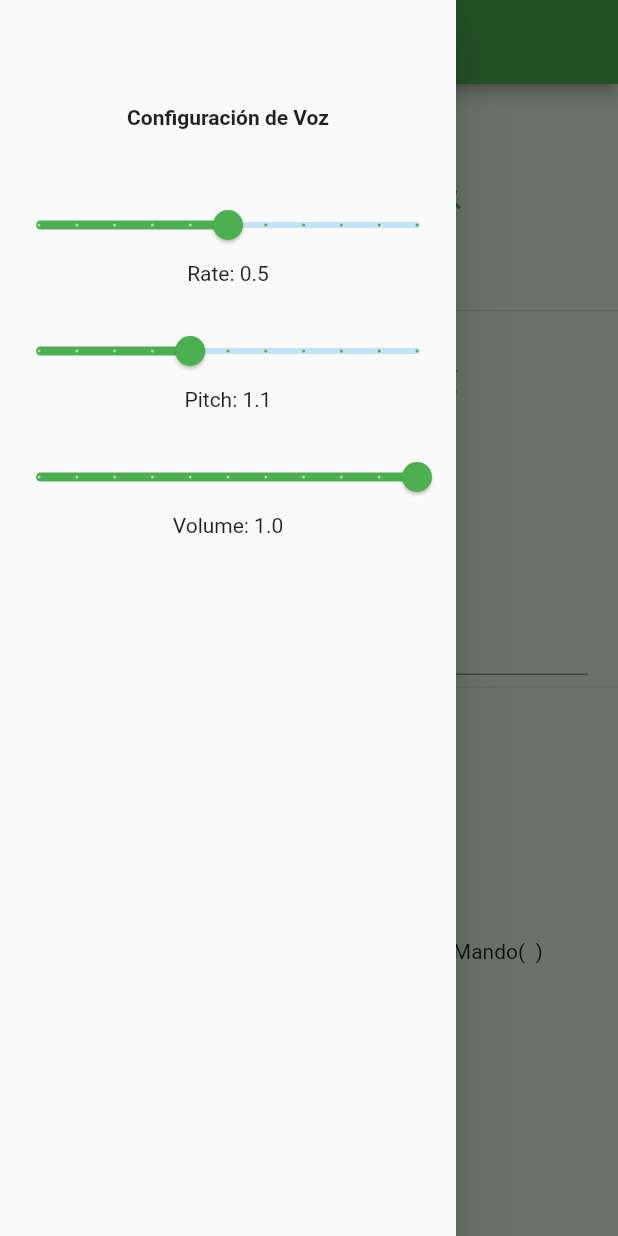
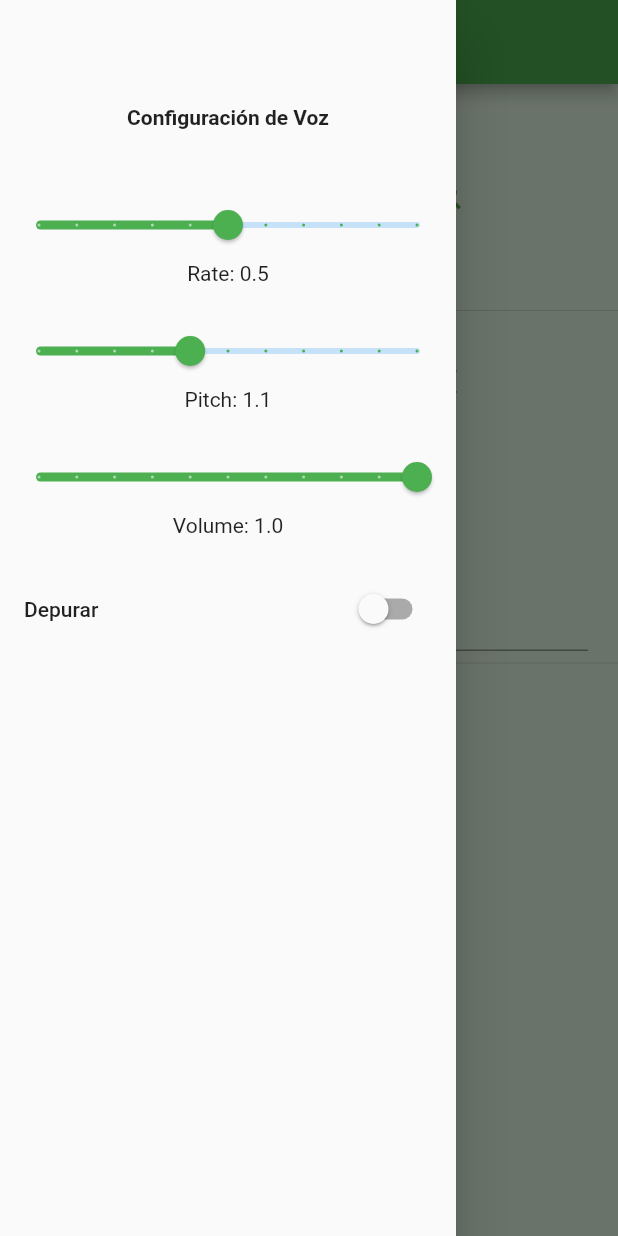
Before and after one commit to rrojas88/flut_voz, a Flutter app: the screen it shows after launch, in the side drawer, after a tap on the "play arrow" icon, on a phone screen of 412 x 824 dp. Run offline on Flutter 3.47's test engine with Material 2 defaults, Android fonts, the phone set to English and light mode, and no system bars; our stand-ins replace flutter_tts, speech_to_text; statements that could not run were skipped.

Commit message:
Otras correcciones

```diff
--- a/lib/ui/Yobi.dart
+++ b/lib/ui/Yobi.dart
@@ -1,6 +1,5 @@
 
 import 'package:flut_voz/ui/Mandos.dart';
-import 'package:flut_voz/ui/Funciones.dart';
 
 class Yobi {
   bool oye = false;
@@ -24,19 +23,14 @@ class Yobi {
     _texto += '';
     texto = _texto.trim().toLowerCase();
 
-    //List <Map <String, dynamic>> mandos = mandos;
-
-    // Verificar primero si CANCELA
     if( texto.contains( new RegExp(r'(cancelar todo)|(parar todo)') ) ){
       print('Cancelada la ejecucion de la TAREA !!!');
-      //mando = mandos.elementAt( 1 ); // fin_app
       mando = clonarMando( mandos.elementAt(1) ); // fin_app
       accion = mando['accion'];
       ejecutaMando(  );
       return;
     }
     else {
-
       bool hayAccion = false;
 
       /// Hay Mando.. recepción de Parametros
@@ -49,17 +43,14 @@ class Yobi {
       else {
         for( Map m in mandos ){
           List <String> claves = m['claves'].split('|');
-          //print('__> recorreMandos..');
           log('__> recorreMandos..');
 
           if( ! hayAccion ){
 
             for( String clave in claves ){
               //print('__> recorreClaves: $clave');
-
               if( accion == '' ){
                 if( texto.contains( clave ) ){
-                  // Encontrada la Clave
                   print( '__> Encontrada accion: ' + m['accion'] );
                   log( '__> Encontrada accion: ' + m['accion'] );
                   mando = clonarMando( m );
@@ -72,7 +63,6 @@ class Yobi {
               else{ // Hay una opcion Seleccionada
                 // No DIJO NADA
                 if( texto.trim() == '' ){
-                  //mando = mandos.elementAt(0); // algo_mas
                   mando = clonarMando( mandos.elementAt(0) ); // algo_mas
                   accion = mando['accion'];
                   break;
@@ -104,8 +94,7 @@ class Yobi {
   void ejecutaMando(  ){
     print("\n"+'== == == == == == == == == == >> ejecutaMando(  )');
     log('== == == == == == == == == == >> ejecutaMando(  )');
-    print('TEXTO: "$texto", del MANDO =>');
-    print(mando);
+
     pideMas = false;
 
     if( mando['paso'] == 0 ){
@@ -171,17 +160,8 @@ class Yobi {
     mandoX.forEach((clave, valor){
       clon.addAll({ clave: valor });
     });
-    //print("\n mandoX Clonado !!!!!!!!!!!!!!!!!!!!!!!!!!"); print(mandoX);
     return clon;
   }
-
-
-  String toString() => "Cant:${mandos.length} \n" + mandos.toString();
-
-  void verMandos(){
-    print( "Cant:${mandos.length} \n" + mandos.toString() );
-  }
-
 
 }
 
--- a/lib/ui/index.dart
+++ b/lib/ui/index.dart
@@ -8,11 +8,9 @@ import 'package:speech_to_text/speech_to_text.dart';
 import 'package:flutter_tts/flutter_tts.dart';
 
 import 'package:flut_voz/ui/setting.dart';
-//import 'package:flut_voz/ui/Funciones.dart';
 import 'package:flut_voz/ui/Yobi.dart';
 
 class Home extends StatefulWidget {
-  //Home({Key key}) : super(key: key);
 
   @override
   _HomeState createState() => _HomeState();
@@ -30,68 +28,56 @@ class _HomeState extends State<Home> {
 
   // ************************
   bool _finalResult = true;
-  //bool _hasSpeech = false;
   double level = 0.0;
   String lastStatus = "";
   String _currentLocaleId = "es_ES";
   List<LocaleName> _localeNames = [];
   final SpeechToText speech = SpeechToText();
-  // ************************
+
   final FlutterTts flutterTts = FlutterTts();
-  // *****
+
   final Yobi yb = new Yobi();
-  //Yobi yb;
+
 
   double _rate = 0.5;
   double _pitch = 1.0;
   double _volume = 1.0;
-  //Setting _setting;
-  Setting _setting = new Setting(configHabla: (){}  );
+  bool _debugger = false;
+  Setting _setting = new Setting(configGeneral: (){}  );
 
   @override
   void initState() {
     super.initState();
-    log('=== === initState()');
-
     initTodo();
   }
 
-  void configHabla(double rate, double pitch, double volume){
-    print('config => Rate:$_rate, Pitch:$_pitch');
+  void configGeneral(double rate, double pitch, double volume, bool debugger){
+    print('config => debugger:$debugger');
     _rate = rate;
     _pitch = pitch;
     _volume = volume;
+    _debugger = debugger;
     setState(() {   });
   }
 
   Future<void> initTodo() async {
-    log('=== === initTodo()');
 
-    _setting.configHabla = configHabla;
-    log('=== === initTodo() x 2');
+    _setting.configGeneral = configGeneral;
 
-    print('*** Inicializado Reconocimiento ... ');
     bool hasSpeech = await speech.initialize(
         onError: errorListener,
         onStatus: statusListener
     );
 
-    log('*** Inicializado Habla ... ');
     flutterTts.setCompletionHandler(() {
       statusListener('No hablando');
 
       _continuarDespuesDeHablar();
     });
 
-    log('=== === initTodo() x 6');
-    // ******
-    //yb = new Yobi();
-
     init( yb, _speak, startOir, log );
 
-    setState(() {
-      //_hasSpeech = hasSpeech;
-    });
+    setState(() {  });
   }
 
   @override
@@ -119,10 +105,10 @@ class _HomeState extends State<Home> {
               _crearBotonesSecundarios(),
               SizedBox( height: 16.0 ),
               Text('Nivel voz: $level'),
-              Text('finalResult: $_finalResult'),
+              //Text('finalResult: $_finalResult'),
               _crearCampoTexto(),
               Divider(),
-              _crearBotonInicializar(),
+              //_crearBotonInicializar(),
               Text(_strLogg )
             ],
           ),
@@ -138,9 +124,11 @@ class _HomeState extends State<Home> {
   }
 
   void log( String info ){
-    setState(() {
-      _strLogg += "\n"+info;
-    });
+    if ( _debugger ){
+      setState(() {
+        _strLogg += "\n"+info;
+      });
+    }
   }
 
 
@@ -233,7 +221,6 @@ class _HomeState extends State<Home> {
       color: Colors.green,
       tooltip: 'Inicializar',
       onPressed: () {
-        log('=== === === Inicializando todo..');
         initTodo();
       }
     );
@@ -285,6 +272,8 @@ class _HomeState extends State<Home> {
     print('Error ==> ');
     print("${error.errorMsg} - ${error.permanent}");
     print(error);
+    log('Error ==>');
+    print(error.errorMsg);
 
     _estado = "${error.errorMsg} - ${error.permanent}";
 
@@ -292,8 +281,7 @@ class _HomeState extends State<Home> {
   }
 
   void statusListener(String status) {
-    //print('Estado = $status');
-    //_estado = (status=='listening') ? 'Oyendo' : 'No oyendo';
+
     switch( status ){
       case 'listening':
         _estado = 'Oyendo'; break;
@@ -315,10 +303,9 @@ class _HomeState extends State<Home> {
     setState(() {  });
 
     if( _finalResult ){
-      log('Termina de oir -> yb.buscandoMando( _texto )');
+      log('Termina de oir -> yb.buscandoMando( texto )');
       try {
         yb.buscandoMando( _texto );
-        log('Pasa por buscandoMando() ');
       } catch (e) {
         print( e.toString() );
         log( e.toString() );
@@ -358,12 +345,7 @@ class _HomeState extends State<Home> {
   Future _speak( String _texto, dynamic mando ) async {
     print("\nInicia Hablar........................................");
     log("\nInicia Hablar........................................");
-    print('Habla => Rate:$_rate, Pitch:$_pitch');
-
-
     print('-> Dira ====> $_texto');
-    //print('Info Mando'); print(mando);
-    print("\n");
 
     statusListener('Hablando');
     yb.mando = mando; // Puede venir NULL
@@ -377,15 +359,6 @@ class _HomeState extends State<Home> {
     await flutterTts.isLanguageAvailable("es-ES");
 
     var result = await flutterTts.speak( _texto );
-    //
-
-
-    //var now = new DateTime.now();
-    //DateTime now_ = new DateTime.now();
-    //print('now_'); print(now_);
-    //String hoy = now_.toString();
-    //print(hoy);
-
 
   }
 
@@ -423,7 +396,6 @@ class _HomeState extends State<Home> {
       yb.ejecutaMando();
     }
     else{ // Termina Todo
-      print('*********');
       print('--> => "Termina TODO ???"');
 
       if( yb.pideMas ){
--- a/lib/ui/setting.dart
+++ b/lib/ui/setting.dart
@@ -1,12 +1,9 @@
 import 'package:flutter/material.dart';
 
 class Setting extends StatefulWidget {
-  Setting({Key key, this.configHabla }) : super(key: key);
+  Setting({Key key, this.configGeneral }) : super(key: key);
 
-  //double rate;
-  //double volume;
-  //double pitch;
-  Function configHabla;
+  Function configGeneral;
 
 
   @override
@@ -18,10 +15,7 @@ class _SettingState extends State<Setting> {
   double _rate = 0.5;
   double _volume = 1.0;
   double _pitch = 1.0;
-
-  double get rate => _rate;
-  double get volume => _volume;
-  double get pitch => _pitch;
+  bool _debugger = false;
 
   @override
   Widget build(BuildContext context) {
@@ -43,6 +37,7 @@ class _SettingState extends State<Setting> {
               _crearSliderVolume(),
               Text('Volume: $_volume'),
               SizedBox( height: 20.0 ),
+              _crearSwitchDebugger()
            ],
          ),
        ),
@@ -58,12 +53,13 @@ class _SettingState extends State<Setting> {
       min: 0.0,
       max: 1.0,
       onChanged: (valor){
-        widget.configHabla(valor, _pitch, _volume);
+        widget.configGeneral(valor, _pitch, _volume, _debugger);
         _rate = valor;
         setState(() {  });
       }
     );
   }
+
   Widget _crearSliderPitch() {
     return Slider(
       activeColor: Colors.green,
@@ -73,12 +69,13 @@ class _SettingState extends State<Setting> {
       min: 0.5,
       max: 2.0,
       onChanged: (valor){
-        widget.configHabla(_rate, valor, _volume);
+        widget.configGeneral(_rate, valor, _volume, _debugger);
         _pitch = valor;
         setState(() {  });
       }
     );
   }
+
   Widget _crearSliderVolume() {
     return Slider(
       activeColor: Colors.green,
@@ -88,13 +85,25 @@ class _SettingState extends State<Setting> {
       min: 0.0,
       max: 1.0,
       onChanged: (valor){
-        widget.configHabla(_rate, _pitch, valor);
+        widget.configGeneral(_rate, _pitch, valor, _debugger);
         _volume = valor;
         setState(() {  });
       }
     );
   }
 
+  Widget _crearSwitchDebugger() {
+    return SwitchListTile(
+      title: Text('Depurar'),
+      value: _debugger,
+      onChanged: ( valor ){
+        widget.configGeneral(_rate, _pitch, _volume, valor);
+        _debugger = valor;
+        setState(() { });
+      }
+    );
+
+  }
 
 
 }
```
Also changed, not shown: lib/ui/Funciones.dart (+34 -3 lines), 1 other file.
